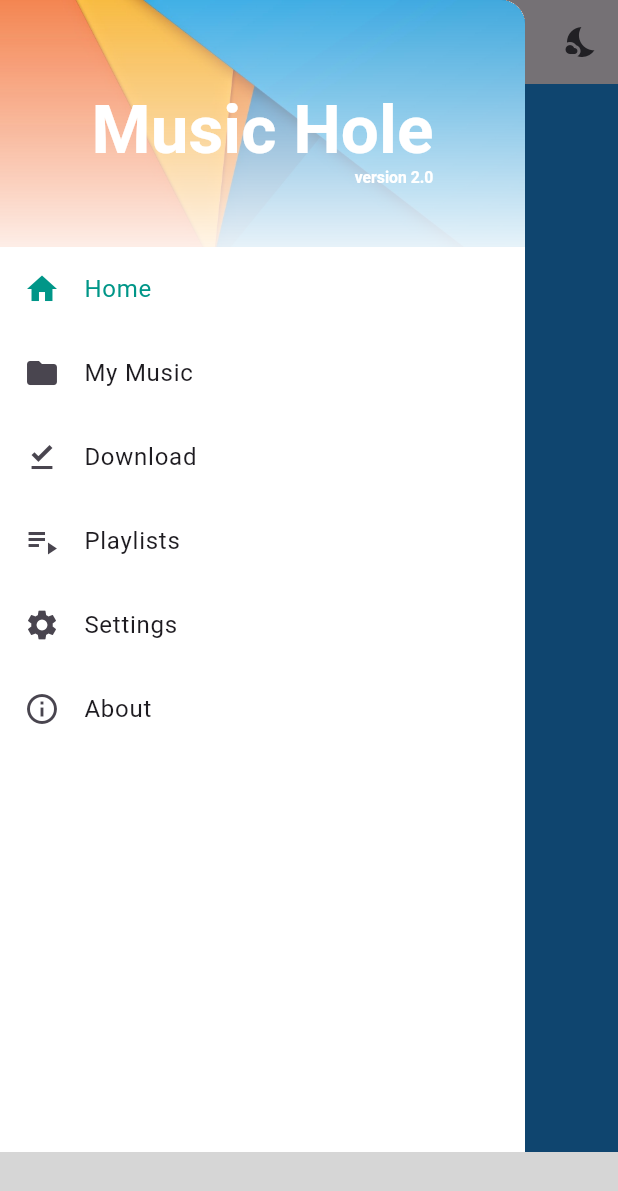
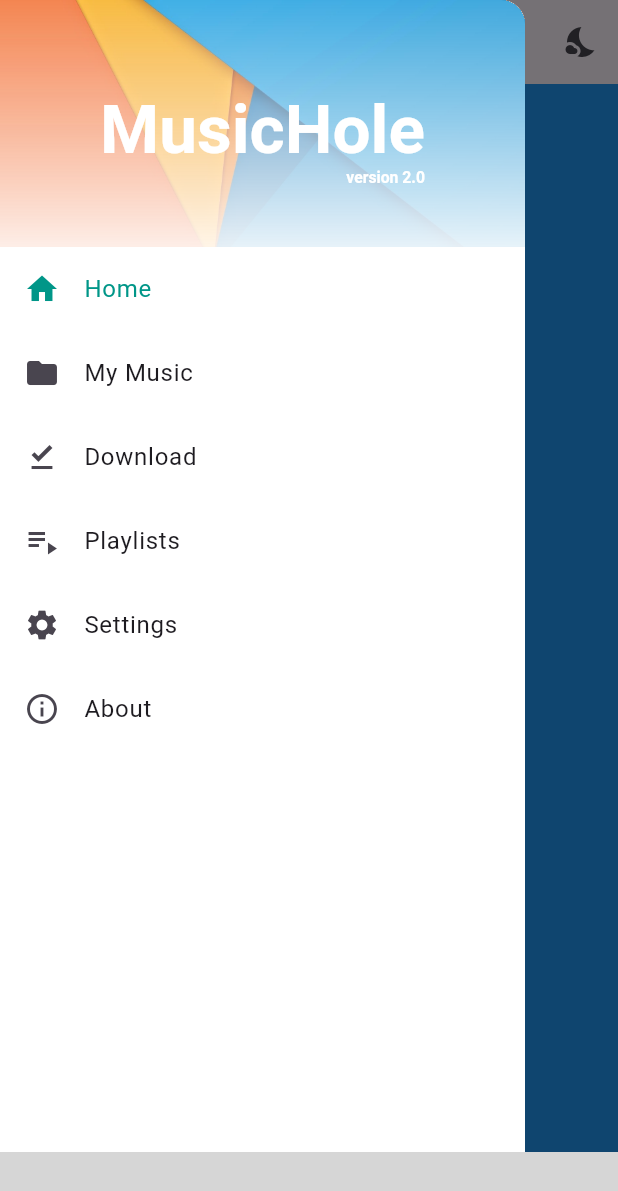
Before and after one commit to MauryaAayush/music_app, a Flutter app: the screen it shows after launch, with the side drawer open, on a phone screen of 412 x 824 dp. Shown: the top 1191 px of the screen. Run offline on Flutter 3.47's test engine with Material 3 defaults, Android fonts, the phone set to English and light mode, and no system bars; missing offline and left inert: bottom_bar; grey boxes are pictures that could not be loaded.

Commit message:
Radhey Radhey

```diff
--- a/lib/Components/drawer_code.dart
+++ b/lib/Components/drawer_code.dart
@@ -31,7 +31,7 @@ class DrawerScreen extends StatelessWidget {
               centerTitle: true,
               title: RichText(
                 text: const TextSpan(
-                  text: 'Music Hole\n',
+                  text: 'MusicHole\n',
                   style: TextStyle(
                     fontSize: 30.0,
                     fontWeight: FontWeight.w600,
```
